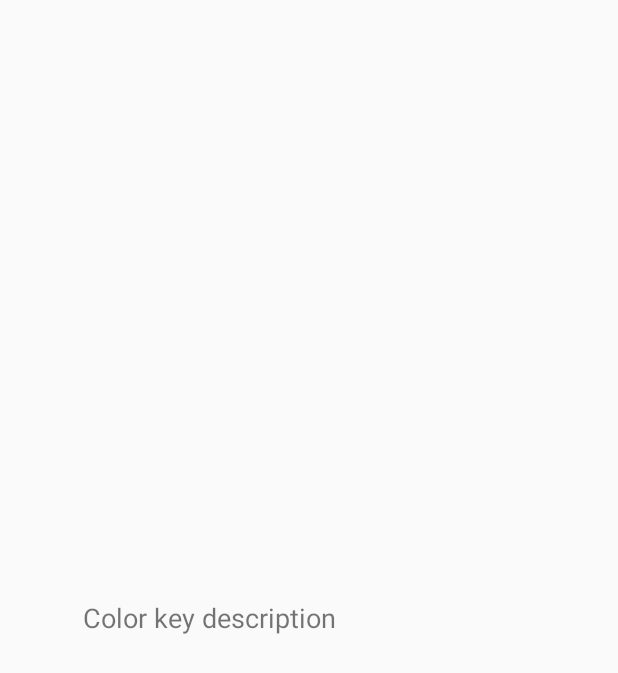
After one commit to temaeli/calendar, an Android app: the layout color_keys_list.xml on its own in the app's theme, with its tools: preview values and no code run, on a phone screen of 412 x 824 dp. The commit adds this screen. Shown: the top 673 px of the screen. Run offline under Robolectric (Android 15) with nearby library versions, the phone set to English and light mode, and no system bars.

Commit message:
Adds #71e571 color for ovulation days and #E57373 form menstral days and color key

```diff
--- /dev/null
+++ b/app/src/main/res/layout/color_keys_list.xml
@@ -0,0 +1,22 @@
+<?xml version="1.0" encoding="utf-8"?>
+<LinearLayout xmlns:android="http://schemas.android.com/apk/res/android"
+    android:layout_width="match_parent"
+    android:layout_height="match_parent"
+    android:orientation="horizontal">
+
+    <ImageView
+        android:id="@+id/color_key"
+        android:layout_width="55dp"
+        android:layout_height="55dp"
+        android:paddingRight="5dp"
+        android:layout_gravity="center_vertical"/>
+
+    <TextView
+        android:id="@+id/color_description"
+        android:layout_width="wrap_content"
+        android:layout_height="match_parent"
+        android:text="Color key description"
+        android:textSize="18dp"
+        android:gravity="center_vertical"/>
+
+</LinearLayout>
```
Also changed, not shown: app/src/main/java/tz/co/wadau/calenderapp/CalenderApp.java (+11 -2 lines), app/src/main/java/tz/co/wadau/calenderapp/CustomListAdapter.java (added, +36 -0 lines), app/src/main/res/drawable/ic_color_key_green_24dp.xml (added, +9 -0 lines), app/src/main/res/drawable/ic_color_key_red_24dp.xml (added, +9 -0 lines), app/src/main/res/layout/activity_calender_app.xml (+10 -0 lines).
